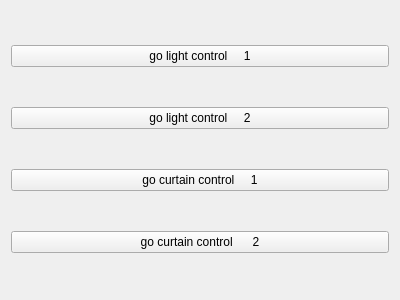
First picture: the form in mainpage.ui, repository breaveSun/central_control, before the edit.
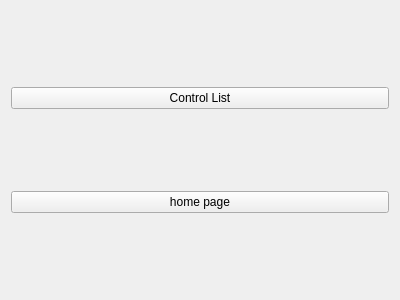
Second picture: the form after the edit.

The edit to the form file:
```diff
--- a/mainpage.ui
+++ b/mainpage.ui
@@ -23,28 +23,14 @@
    <item>
     <widget class="QPushButton" name="lightCntlr">
      <property name="text">
-      <string>go light control     1</string>
+      <string>Control List</string>
      </property>
     </widget>
    </item>
    <item>
     <widget class="QPushButton" name="lightCntlr2">
      <property name="text">
-      <string>go light control     2</string>
-     </property>
-    </widget>
-   </item>
-   <item>
-    <widget class="QPushButton" name="curtainCntlr">
-     <property name="text">
-      <string>go curtain control     1</string>
-     </property>
-    </widget>
-   </item>
-   <item>
-    <widget class="QPushButton" name="curtainCntlr2">
-     <property name="text">
-      <string>go curtain control      2</string>
+      <string>home page</string>
      </property>
     </widget>
    </item>
```
Left out of the diff: 4 changed lines with no effect on the pictures.
